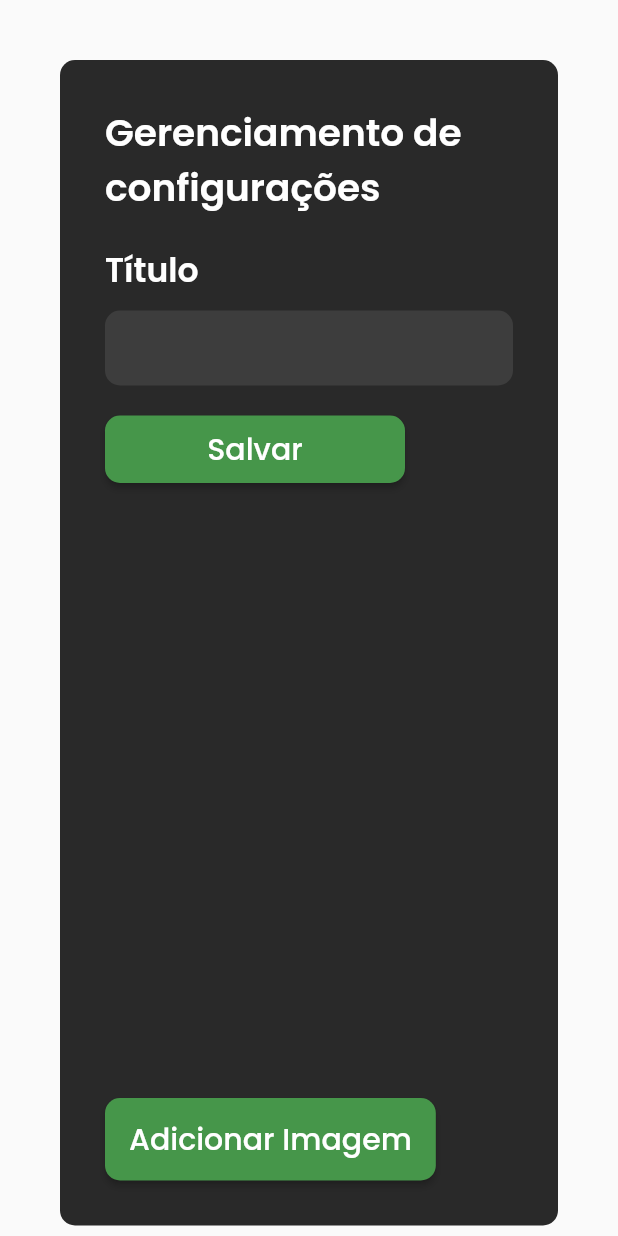
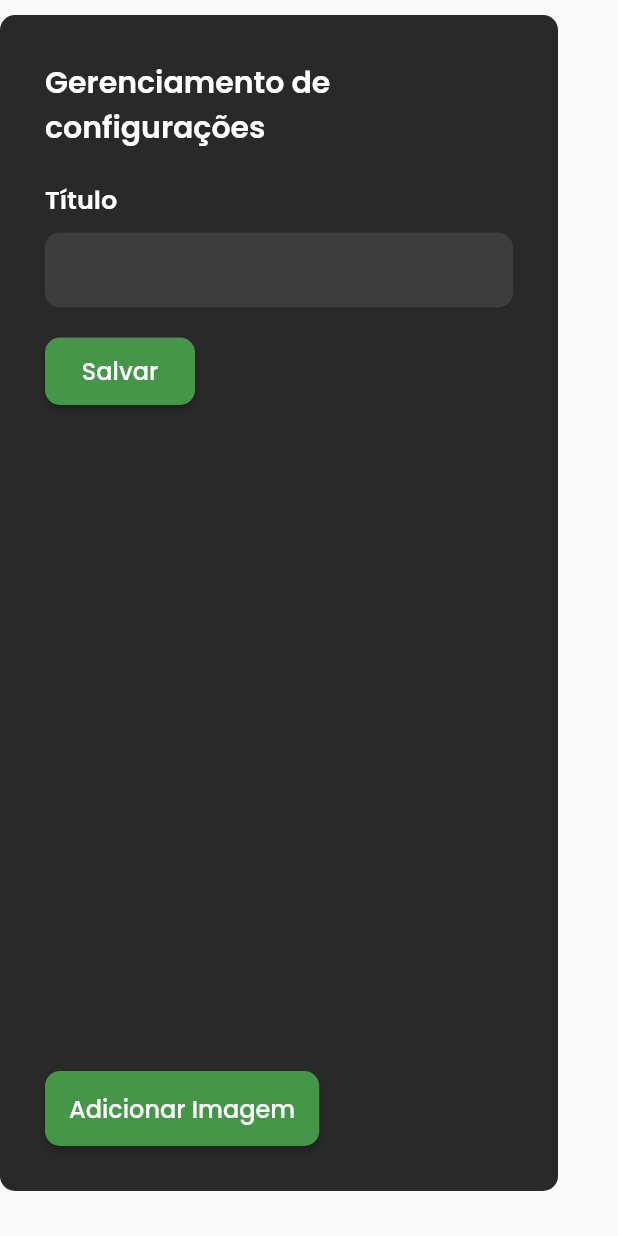
Before and after one commit to WeelluChat/painel_velocitynet, a Flutter app: the Plans widget shown alone on an empty page, opened directly, on a phone screen of 412 x 824 dp. Run offline on Flutter 3.47's test engine with Material 2 defaults, Android fonts, the phone set to English and light mode, and no system bars; our stand-ins replace file_picker, google_fonts, phosphor_flutter, shared_preferences; accounts and stored records are empty; network calls fail.

Commit message:
feat: responsive_upgrade

```diff
--- a/lib/modules/plans/widget/plans.dart
+++ b/lib/modules/plans/widget/plans.dart
@@ -62,18 +62,24 @@ class _PlansState extends State<Plans> {
 
   @override
   Widget build(BuildContext context) {
-    return Column(
+    return Container(
+      // color: Colors.pinkAccent,
+      child: Padding(
+        padding: const EdgeInsets.only(right: 40, bottom: 30, top: 10),
+        child: Column(
           children: [
-        Padding(
-          padding: const EdgeInsets.only(left:40, top: 40, right: 40),
+            Expanded(
               child: Container(
+
                 decoration: BoxDecoration(
                   borderRadius: BorderRadius.circular(10),
                   color: const Color(
                     0xff292929,
                   ),
+                  // color: Colors.amber
                 ),
-            child: Container(
+                child: SizedBox(
+
                   // color: Colors.red,
                   child: Padding(
                     padding: const EdgeInsets.all(30.0),
@@ -88,7 +94,7 @@ class _PlansState extends State<Plans> {
                                 'Gerenciamento de configurações',
                                 style: GoogleFonts.getFont('Poppins',
                                     color: Colors.white,
-                                fontSize: 25,
+                                    fontSize: 20,
                                     fontWeight: FontWeight.w600),
                               ),
                             )
@@ -101,7 +107,7 @@ class _PlansState extends State<Plans> {
                           'Título',
                           style: GoogleFonts.getFont('Poppins',
                               color: Colors.white,
-                          fontSize: 22,
+                              fontSize: 17,
                               fontWeight: FontWeight.w600),
                         ),
                         const SizedBox(
@@ -137,7 +143,7 @@ class _PlansState extends State<Plans> {
                           decoration: const BoxDecoration(
                             borderRadius: BorderRadius.all(Radius.zero),
                           ),
-                      width: 200,
+                          width: 100,
                           child: ElevatedButton(
                             style: ButtonStyle(
                               shape: MaterialStateProperty.all(
@@ -151,7 +157,7 @@ class _PlansState extends State<Plans> {
                               'Salvar',
                               style: GoogleFonts.getFont('Poppins',
                                   color: Colors.white,
-                              fontSize: 20,
+                                  fontSize: 16,
                                   fontWeight: FontWeight.w500),
                             ),
                           ),
@@ -159,25 +165,27 @@ class _PlansState extends State<Plans> {
                         const SizedBox(
                           height: 20,
                         ),
-                    SizedBox(
+                        Expanded(
+                          child: SizedBox(
                             width: double.infinity,
-                      height: 370,
                           //  color: Colors.green,
                             child: ListView.builder(
                               scrollDirection: Axis.horizontal,
                               itemCount: dados.length,
                               itemBuilder: (context, index) {
                                 final imageUrl = dados[index]['name'];
-                          return Column(
+                                return Container(
+                                  // color: Colors.cyan,
+                                  child: Column(
                                     children: [
                                       Padding(
                                         padding: const EdgeInsets.all(8.0),
                                         child: SizedBox(
                                           // color: Colors.amber,
-                                  height: 250,
+                                          height: 290,
                                           child: Image.network(
                                             'http://10.0.0.149:3000/api/v1/uploads/$imageUrl',
-                                    width: 280,
+                                            width: 290,
                                             errorBuilder:
                                                 (context, exception, stackTrace) {
                                               if (kDebugMode) {
@@ -283,15 +291,17 @@ class _PlansState extends State<Plans> {
                                         ),
                                       ),
                                     ],
+                                  ),
                                 );
                               },
+                            ),
                           ),
                         ),
                         const SizedBox(
                           height: 20,
                         ),
                         Container(
-                      height: 55,
+                          height: 50,
                           decoration: const BoxDecoration(
                             borderRadius: BorderRadius.all(Radius.zero),
                           ),
@@ -312,7 +322,7 @@ class _PlansState extends State<Plans> {
                               'Adicionar Imagem',
                               style: GoogleFonts.getFont('Poppins',
                                   color: Colors.white,
-                              fontSize: 20,
+                                  fontSize: 16,
                                   fontWeight: FontWeight.w500),
                             ),
                           ),
@@ -324,6 +334,8 @@ class _PlansState extends State<Plans> {
               ),
             ),
           ],
+        ),
+      ),
     );
   }
 }
```
Lines whose indentation alone changed are shown as unchanged.
